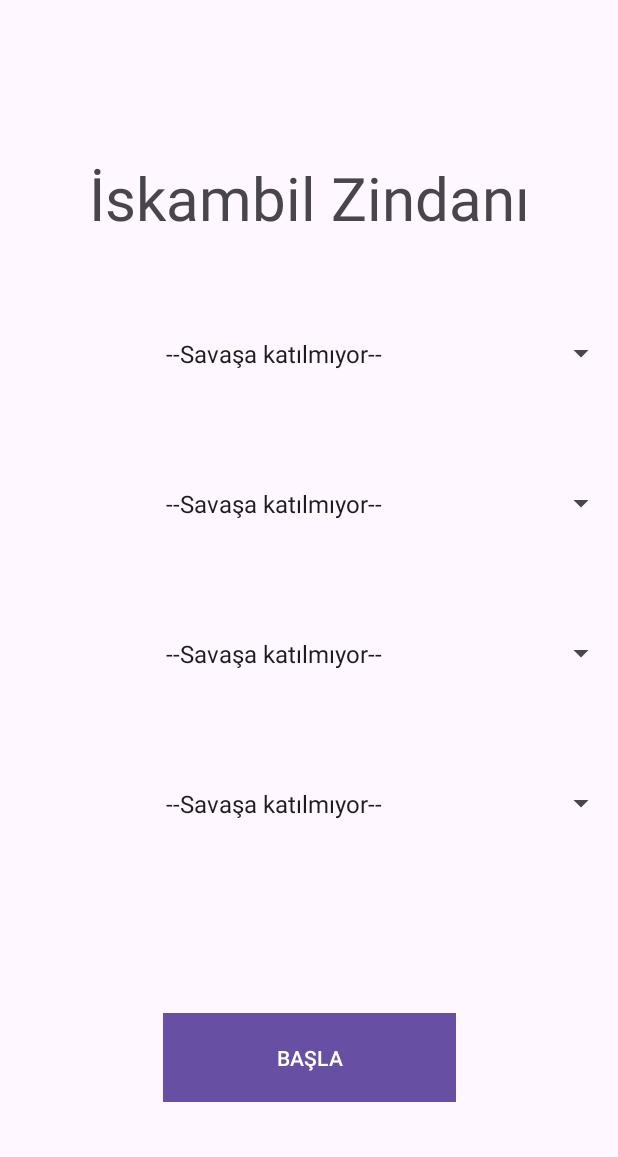
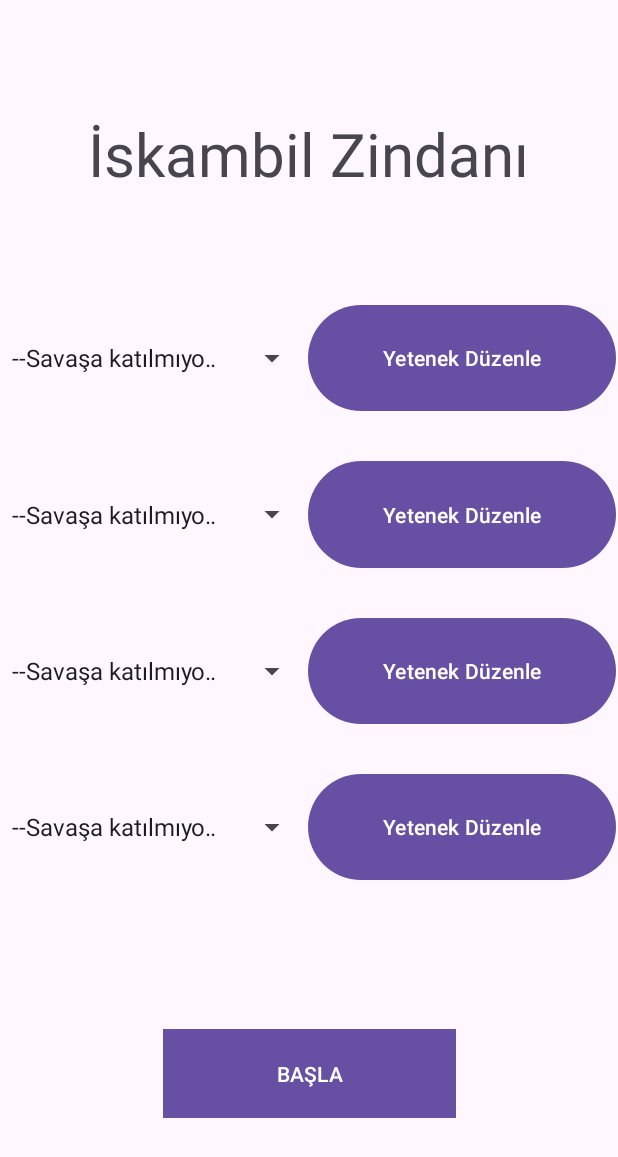
Before and after one commit to Theieyrre/IskambilZindani, an Android app: the screen it shows after launch (MainActivity), on a phone screen of 412 x 824 dp. Shown: the top 1157 px of the screen. Run offline under Robolectric (Android 15) with nearby library versions, the phone set to English and light mode, and no system bars.

Commit message:
Added Adjust Abilities buttons to MainActivity

```diff
--- a/app/src/main/java/com/example/iskambilzindani/varliklar/Savasci.java
+++ b/app/src/main/java/com/example/iskambilzindani/varliklar/Savasci.java
@@ -4,6 +4,7 @@ import com.example.iskambilzindani.IskambilKart;
 import com.example.iskambilzindani.efektler.Efekt;
 import com.example.iskambilzindani.efektler.ZayiflatEfekti;
 
+/* TODO sb.append için \n ekle */
 public class Savasci extends Varlik{
     public int hiddet;
     public Savasci(){
--- a/app/src/main/res/layout/activity_main.xml
+++ b/app/src/main/res/layout/activity_main.xml
@@ -5,6 +5,7 @@
     android:layout_width="match_parent"
     android:layout_height="match_parent"
     tools:context=".MainActivity">
+
 
     <TextView
         android:id="@+id/textView"
@@ -15,11 +16,10 @@
         android:textSize="40sp"
         app:layout_constraintBottom_toBottomOf="parent"
         app:layout_constraintEnd_toEndOf="parent"
-        app:layout_constraintHorizontal_bias="0.498"
+        app:layout_constraintHorizontal_bias="0.494"
         app:layout_constraintStart_toStartOf="parent"
         app:layout_constraintTop_toTopOf="parent"
-        app:layout_constraintVertical_bias="0.137" />
-
+        app:layout_constraintVertical_bias="0.098" />
 
     <Button
         android:id="@+id/button"
@@ -31,44 +31,100 @@
         app:layout_constraintEnd_toEndOf="parent"
         app:layout_constraintStart_toStartOf="parent"
         app:layout_constraintTop_toBottomOf="@+id/textView"
-        app:layout_constraintVertical_bias="0.852" />
-
-    <LinearLayout
-        android:layout_width="410dp"
-        android:layout_height="403dp"
-        android:orientation="vertical"
-        app:layout_constraintBottom_toBottomOf="parent"
-        app:layout_constraintEnd_toEndOf="parent"
-        app:layout_constraintStart_toStartOf="parent"
-        app:layout_constraintTop_toTopOf="parent">
-
+        app:layout_constraintVertical_bias="0.875" />
 
     <Spinner
         android:id="@+id/spinner"
-            android:layout_width="match_parent"
-            android:layout_height="50dp"
-            android:layout_marginBottom="50dp"
-            android:textAlignment="center"/>
+        android:layout_width="0dp"
+        android:layout_height="0dp"
+        android:layout_marginBottom="25dp"
+        android:textAlignment="center"
+        app:layout_constraintBottom_toTopOf="@+id/spinner2"
+        app:layout_constraintEnd_toStartOf="@+id/button3"
+        app:layout_constraintStart_toStartOf="parent"
+        app:layout_constraintTop_toBottomOf="@+id/spinner4" />
 
     <Spinner
         android:id="@+id/spinner2"
-            android:layout_width="match_parent"
-            android:layout_height="50dp"
-            android:layout_marginBottom="50dp"
-            android:textAlignment="center"/>
+        android:layout_width="0dp"
+        android:layout_height="0dp"
+        android:layout_marginBottom="233dp"
+        android:textAlignment="center"
+        app:layout_constraintBottom_toBottomOf="parent"
+        app:layout_constraintEnd_toStartOf="@+id/button4"
+        app:layout_constraintStart_toStartOf="parent"
+        app:layout_constraintTop_toBottomOf="@+id/spinner" />
 
     <Spinner
         android:id="@+id/spinner3"
-            android:layout_width="match_parent"
-            android:layout_height="50dp"
-            android:layout_marginBottom="50dp"
-            android:textAlignment="center"/>
+        android:layout_width="0dp"
+        android:layout_height="0dp"
+        android:layout_marginTop="199dp"
+        android:layout_marginBottom="25dp"
+        android:textAlignment="center"
+        app:layout_constraintBottom_toTopOf="@+id/spinner4"
+        app:layout_constraintEnd_toStartOf="@+id/button1"
+        app:layout_constraintStart_toStartOf="parent"
+        app:layout_constraintTop_toTopOf="parent" />
 
     <Spinner
         android:id="@+id/spinner4"
-            android:layout_width="match_parent"
-            android:layout_height="50dp"
-            android:layout_marginBottom="50dp"
-            android:textAlignment="center"/>
-    </LinearLayout>
+        android:layout_width="0dp"
+        android:layout_height="0dp"
+        android:layout_marginBottom="25dp"
+        android:textAlignment="center"
+        app:layout_constraintBottom_toTopOf="@+id/spinner"
+        app:layout_constraintEnd_toStartOf="@+id/button2"
+        app:layout_constraintStart_toStartOf="parent"
+        app:layout_constraintTop_toBottomOf="@+id/spinner3" />
+
+    <Button
+        android:id="@+id/button1"
+        android:layout_width="0dp"
+        android:layout_height="0dp"
+        android:layout_marginTop="199dp"
+        android:layout_marginEnd="1dp"
+        android:layout_marginBottom="25dp"
+        android:text="Yetenek Düzenle"
+        app:layout_constraintBottom_toTopOf="@+id/button2"
+        app:layout_constraintEnd_toEndOf="parent"
+        app:layout_constraintStart_toEndOf="@+id/spinner3"
+        app:layout_constraintTop_toTopOf="parent" />
+
+    <Button
+        android:id="@+id/button2"
+        android:layout_width="0dp"
+        android:layout_height="0dp"
+        android:layout_marginEnd="1dp"
+        android:layout_marginBottom="25dp"
+        android:text="Yetenek Düzenle"
+        app:layout_constraintBottom_toTopOf="@+id/button3"
+        app:layout_constraintEnd_toEndOf="parent"
+        app:layout_constraintStart_toEndOf="@+id/spinner4"
+        app:layout_constraintTop_toBottomOf="@+id/button1" />
+
+    <Button
+        android:id="@+id/button3"
+        android:layout_width="0dp"
+        android:layout_height="0dp"
+        android:layout_marginEnd="1dp"
+        android:layout_marginBottom="25dp"
+        android:text="Yetenek Düzenle"
+        app:layout_constraintBottom_toTopOf="@+id/button4"
+        app:layout_constraintEnd_toEndOf="parent"
+        app:layout_constraintStart_toEndOf="@+id/spinner"
+        app:layout_constraintTop_toBottomOf="@+id/button2" />
+
+    <Button
+        android:id="@+id/button4"
+        android:layout_width="0dp"
+        android:layout_height="0dp"
+        android:layout_marginEnd="1dp"
+        android:layout_marginBottom="233dp"
+        android:text="Yetenek Düzenle"
+        app:layout_constraintBottom_toBottomOf="parent"
+        app:layout_constraintEnd_toEndOf="parent"
+        app:layout_constraintStart_toEndOf="@+id/spinner2"
+        app:layout_constraintTop_toBottomOf="@+id/button3" />
+
 </androidx.constraintlayout.widget.ConstraintLayout>
```
Lines whose indentation alone changed are shown as unchanged.
